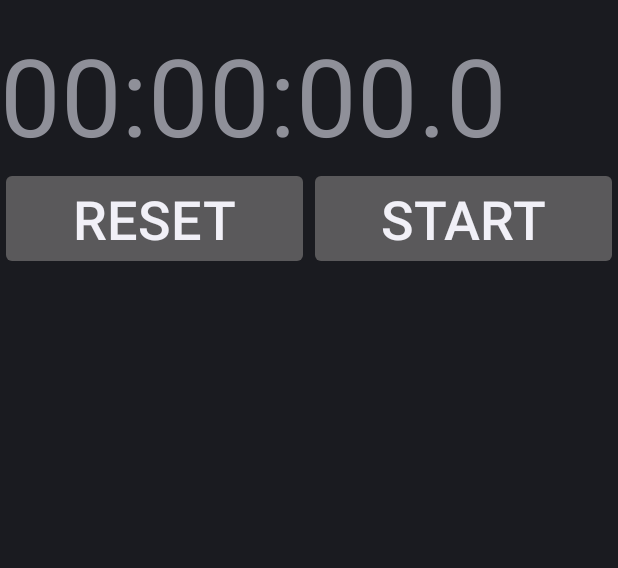
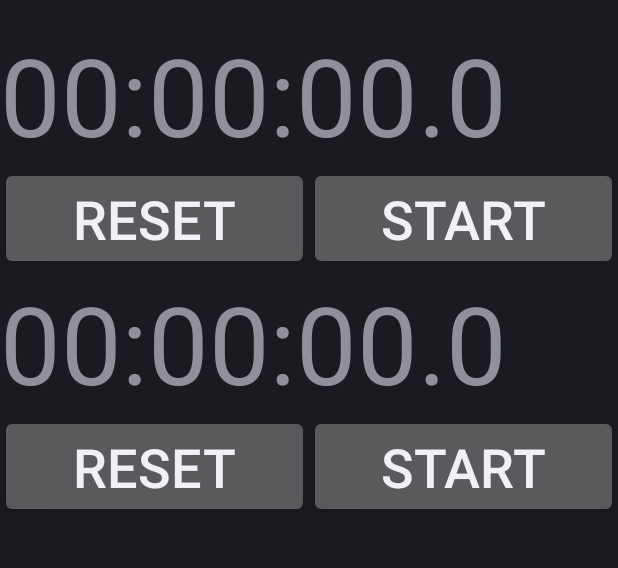
Before and after one commit to xoloki/chronos, an Android app: the screen it shows after launch (StopwatchActivity), on a phone screen of 412 x 824 dp, the part 62-630 px from its top. Run offline under Robolectric (Android 15) with nearby library versions, the phone set to English and light mode, and no system bars; 1 statement that could not run was skipped.

Commit message:
add basic android room support

```diff
--- a/app/src/main/java/be/dancingdragon/chronos/StopwatchActivity.java
+++ b/app/src/main/java/be/dancingdragon/chronos/StopwatchActivity.java
@@ -11,19 +11,22 @@ import android.os.HandlerThread;
 import android.os.Looper;
 import android.os.Message;
 import android.util.Log;
+import android.view.LayoutInflater;
 import android.view.Menu;
 import android.view.MenuItem;
 import android.view.View;
 import android.widget.TextView;
 import android.widget.Button;
+import android.widget.LinearLayout;
 
 import java.text.DecimalFormat;
+import java.util.List;
 
 public class StopwatchActivity extends Activity
 {
     final static String TAG = "StopwatchActivity";
     static final String PREFS_DATA = "CHRONOS_PREFS_DATA";
-    final static long TICK = 50;
+    final static long TICK = 44;
 
     Handler mHandler = null;
 
@@ -32,7 +35,22 @@ public class StopwatchActivity extends Activity
     public void onCreate(Bundle savedInstanceState)
     {
         super.onCreate(savedInstanceState);
-        setContentView(R.layout.main);
+        //setContentView(R.layout.main);
+
+        //LinearLayout linearLayout = (LinearLayout)findViewById(R.id.timers);
+
+        LayoutInflater inflater = getLayoutInflater();
+        LinearLayout linearLayout = (LinearLayout)inflater.inflate(R.layout.main, null);
+
+        List<Timer> timers = TimerDAO.getAll();
+
+        View firstTimer = inflater.inflate(R.layout.timer, null);
+        View secondTimer = inflater.inflate(R.layout.timer, null);
+
+        linearLayout.addView(firstTimer);
+        linearLayout.addView(secondTimer);
+
+        setContentView(linearLayout);
 
         mHandler = new Handler(Looper.getMainLooper()) {
     		public void handleMessage(Message msg) {
--- /dev/null
+++ b/app/src/main/java/be/dancingdragon/chronos/TimerDAO.java
@@ -0,0 +1,27 @@
+package be.dancingdragon.chronos;
+
+import android.arch.persistence.room.Delete;
+import android.arch.persistence.room.Insert;
+import android.arch.persistence.room.Query;
+
+import androidx.room.Dao;
+
+import java.util.List;
+
+@Dao
+public interface TimerDAO {
+    @Query("SELECT * FROM timer")
+    List<Timer> getAll();
+
+    @Query("SELECT * FROM timer WHERE uid IN (:timerIds)")
+    List<Timer> loadAllByIds(int[] timerIds);
+
+    @Query("SELECT * FROM timer WHERE first_name LIKE :first AND " + "last_name LIKE :last LIMIT 1")
+    Timer findByName(String first, String last);
+
+    @Insert
+    void insertAll(Timer... timers);
+
+    @Delete
+    void delete(Timer timer);
+}
--- a/app/src/main/res/layout/main.xml
+++ b/app/src/main/res/layout/main.xml
@@ -1,75 +1,8 @@
 <?xml version="1.0" encoding="utf-8"?>
 <LinearLayout xmlns:android="http://schemas.android.com/apk/res/android"
-    android:orientation="vertical"
+    xmlns:tools="http://schemas.android.com/tools"
+    android:id="@+id/timers"
     android:layout_width="fill_parent"
     android:layout_height="fill_parent"
-    >
-  <LinearLayout
-      android:orientation="horizontal"
-      android:layout_width="fill_parent"
-      android:layout_height="wrap_content"
-      >
-    <TextView android:id="@+id/timer_hours"
-        android:layout_width="wrap_content"
-        android:layout_height="wrap_content"
-        android:text="00"
-        android:textSize="72sp"
-        />
-    <TextView android:id="@+id/timer_hours_minutes"
-        android:layout_width="wrap_content"
-        android:layout_height="wrap_content"
-        android:text=":"
-        android:textSize="72sp"
-        />
-    <TextView android:id="@+id/timer_minutes"
-        android:layout_width="wrap_content"
-        android:layout_height="wrap_content"
-        android:textSize="72sp"
-        android:text="00"
-        />
-    <TextView android:id="@+id/timer_minutes_seconds"
-        android:layout_width="wrap_content"
-        android:layout_height="wrap_content"
-        android:textSize="72sp"
-        android:text=":"
-        />
-    <TextView android:id="@+id/timer_seconds"
-        android:layout_width="wrap_content"
-        android:layout_height="wrap_content"
-        android:textSize="72sp"
-        android:text="00"
-        />
-    <TextView android:id="@+id/timer_seconds_tenths"
-        android:layout_width="wrap_content"
-        android:layout_height="wrap_content"
-        android:textSize="72sp"
-        android:text="."
-        />
-    <TextView android:id="@+id/timer_tenths"
-        android:layout_width="wrap_content"
-        android:layout_height="wrap_content"
-        android:textSize="72sp"
-        android:text="0"
-        />
-  </LinearLayout>
-  <LinearLayout
-      android:orientation="horizontal"
-      android:layout_width="fill_parent"
-      android:layout_height="wrap_content"
-      >
-    <Button android:id="@+id/timer_reset"
-        android:layout_width="0dp"
-        android:layout_height="wrap_content"
-        android:layout_weight="1"
-        android:textSize="36sp"
-        android:text="Reset"
-        />
-    <Button android:id="@+id/timer_start_stop"
-        android:layout_width="0dp"
-        android:layout_height="wrap_content"
-        android:layout_weight="1"
-        android:textSize="36sp"
-        android:text="Start"
-        />
-  </LinearLayout>
-</LinearLayout>
+    android:orientation="vertical"
+    tools:actionBarNavMode="standard"></LinearLayout>
--- /dev/null
+++ b/app/src/main/res/layout/timer.xml
@@ -0,0 +1,76 @@
+<?xml version="1.0" encoding="utf-8"?>
+<LinearLayout xmlns:android="http://schemas.android.com/apk/res/android"
+    android:id="@+id/timer"
+    android:orientation="vertical"
+    android:layout_width="fill_parent"
+    android:layout_height="fill_parent"
+    >
+  <LinearLayout
+      android:orientation="horizontal"
+      android:layout_width="fill_parent"
+      android:layout_height="wrap_content"
+      >
+    <TextView android:id="@+id/timer_hours"
+        android:layout_width="wrap_content"
+        android:layout_height="wrap_content"
+        android:text="00"
+        android:textSize="72sp"
+        />
+    <TextView android:id="@+id/timer_hours_minutes"
+        android:layout_width="wrap_content"
+        android:layout_height="wrap_content"
+        android:text=":"
+        android:textSize="72sp"
+        />
+    <TextView android:id="@+id/timer_minutes"
+        android:layout_width="wrap_content"
+        android:layout_height="wrap_content"
+        android:textSize="72sp"
+        android:text="00"
+        />
+    <TextView android:id="@+id/timer_minutes_seconds"
+        android:layout_width="wrap_content"
+        android:layout_height="wrap_content"
+        android:textSize="72sp"
+        android:text=":"
+        />
+    <TextView android:id="@+id/timer_seconds"
+        android:layout_width="wrap_content"
+        android:layout_height="wrap_content"
+        android:textSize="72sp"
+        android:text="00"
+        />
+    <TextView android:id="@+id/timer_seconds_tenths"
+        android:layout_width="wrap_content"
+        android:layout_height="wrap_content"
+        android:textSize="72sp"
+        android:text="."
+        />
+    <TextView android:id="@+id/timer_tenths"
+        android:layout_width="wrap_content"
+        android:layout_height="wrap_content"
+        android:textSize="72sp"
+        android:text="0"
+        />
+  </LinearLayout>
+  <LinearLayout
+      android:orientation="horizontal"
+      android:layout_width="fill_parent"
+      android:layout_height="wrap_content"
+      >
+    <Button android:id="@+id/timer_reset"
+        android:layout_width="0dp"
+        android:layout_height="wrap_content"
+        android:layout_weight="1"
+        android:textSize="36sp"
+        android:text="Reset"
+        />
+    <Button android:id="@+id/timer_start_stop"
+        android:layout_width="0dp"
+        android:layout_height="wrap_content"
+        android:layout_weight="1"
+        android:textSize="36sp"
+        android:text="Start"
+        />
+  </LinearLayout>
+</LinearLayout>
```
Also changed, not shown: app/build.gradle (+15 -3 lines), app/src/main/AndroidManifest.xml (+6 -3 lines), app/src/main/java/be/dancingdragon/chronos/AppDatabase.java (added, +9 -0 lines), app/src/main/java/be/dancingdragon/chronos/Timer.java (added, +14 -0 lines), 1 other file.
